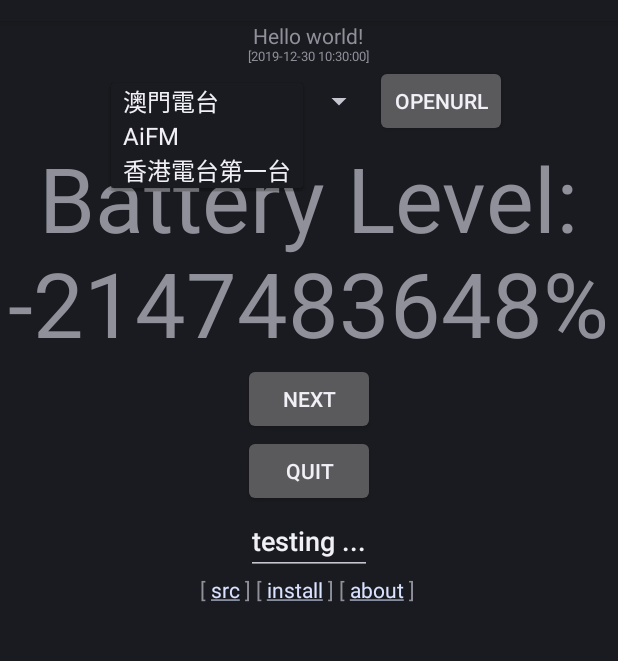
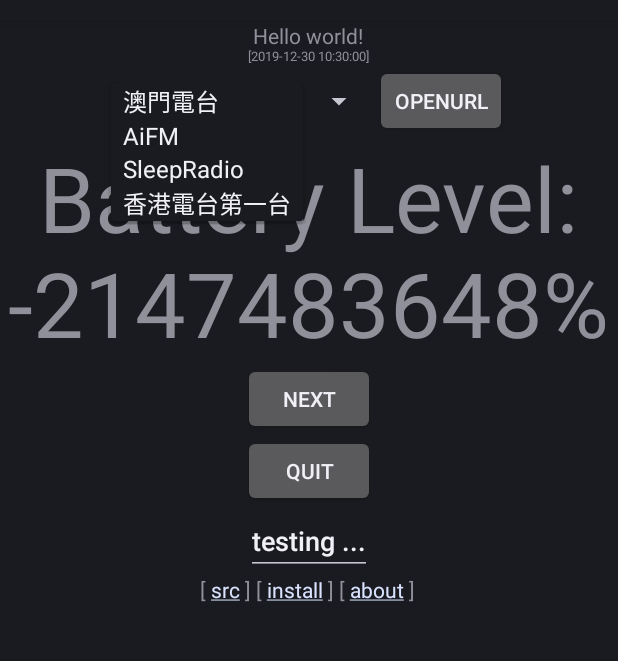
Before and after one commit to QuoInsight/minimal.apk, an Android app: the screen it shows after launch (MainActivity), after a tap on "澳門電台", on a phone screen of 412 x 824 dp, the part 63-724 px from its top. Run offline under Robolectric (Android 15) with nearby library versions, the phone set to English and light mode, and no system bars.

Commit message:
Update MainActivity.java

```diff
--- a/src/main/java/com/quoinsight/minimal/MainActivity.java
+++ b/src/main/java/com/quoinsight/minimal/MainActivity.java
@@ -2,6 +2,7 @@ package com.quoinsight.minimal;
 /*
   # inspired by https://czak.pl/2016/01/13/minimal-android-project.html
   # thisSource: https://github.com/QuoInsight/minimal.apk/edit/master/src/main/java/com/quoinsight/minimal/MainActivity.java
+  # this is fully standalone and not referencing/using any resource/xml files
 */
 
 import android.widget.TextView;
@@ -123,12 +124,13 @@ public class MainActivity extends android.app.Activity {
     final Spinner spinner1 = new Spinner(this);
       final java.util.Hashtable<String, String> radioStations = new java.util.Hashtable<String, String>();
         // https://docs.google.com/spreadsheets/d/1cj66AnWNgJ3GqDTIQBWeUEsapjp_Zk37v11iwoa8xzM/edit#gid=0
+        radioStations.put("SleepRadio", "http://149.56.234.138:8169/;");
         radioStations.put("澳門電台", "http://live4.tdm.com.mo:1935/live/_definst_/rch2.live/playlist.m3u8");
         radioStations.put("AiFM", "https://aifmmobile.secureswiftcontent.com/memorystreams/HLS/rtm-ch020/rtm-ch020.m3u8");
         radioStations.put("香港電台第一台", "http://stm.rthk.hk:80/radio1");
       ArrayAdapter<String> adapter = new ArrayAdapter<String>(
         this, android.R.layout.simple_spinner_item,
-        //new String[] { "澳門電台", "AiFM", "港台" }
+        //new String[] { "SleepRadio", "澳門電台", "AiFM", "港台" }
         new java.util.ArrayList<String>(radioStations.keySet())
       );
       spinner1.setAdapter(adapter);
```
